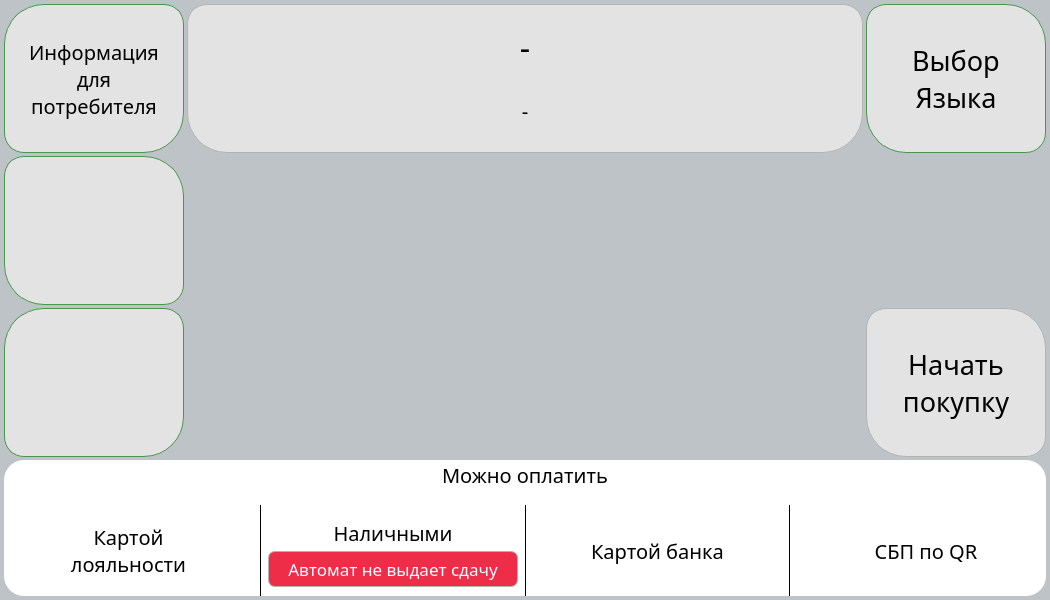
Before: the Qt Designer form services/gui/resources/ui_interface/waiting_window.ui in dmitriymikryukov/vodobox-pro, drawn with Qt 5.
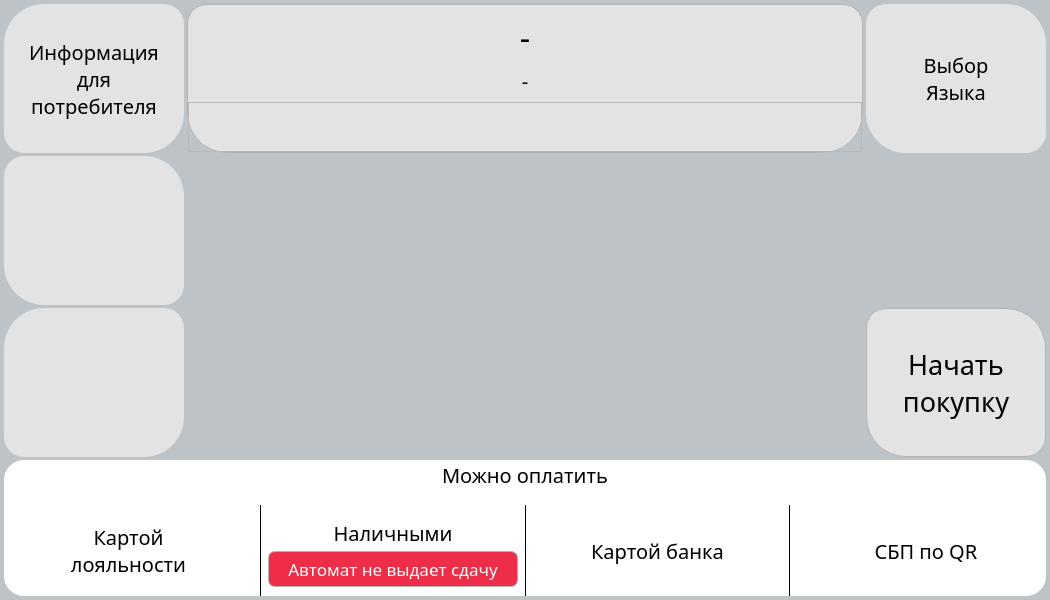
After: the same form once the commit is applied. The open tabs and pages were chosen to show the change.

Commit message: update buy and waiting widows

Diff of the .ui file:
```diff
--- a/services/gui/resources/ui_interface/waiting_window.ui
+++ b/services/gui/resources/ui_interface/waiting_window.ui
@@ -592,7 +592,6 @@
 border-bottom-right-radius: 40px;
 border-top-left-radius: 40px;
 border-bottom-left-radius: 20px;
-border: 1px solid #48974B;
 }
 
 QPushButton:pressed {
@@ -730,7 +729,6 @@
                   </property>
                   <property name="styleSheet">
                    <string notr="true">color: rgb(0, 0, 0);
-border: 1px solid #48974B;
 background-color:rgb(227, 227, 227);
 border-top-right-radius: 40px;
 border-bottom-right-radius: 20px;
@@ -873,7 +871,6 @@
                   </property>
                   <property name="styleSheet">
                    <string notr="true">color: rgb(0, 0, 0);
-border: 1px solid #48974B;
 background-color:rgb(227, 227, 227);
 border-top-right-radius: 20px;
 border-bottom-right-radius: 40px;
@@ -1074,7 +1071,7 @@
                    <number>0</number>
                   </property>
                   <property name="bottomMargin">
-                   <number>10</number>
+                   <number>0</number>
                   </property>
                   <item>
                    <widget class="QLabel" name="datetime_lbl">
@@ -1123,6 +1120,22 @@
                     </property>
                    </widget>
                   </item>
+                  <item>
+                   <widget class="QFrame" name="frame_25">
+                    <property name="minimumSize">
+                     <size>
+                      <width>0</width>
+                      <height>50</height>
+                     </size>
+                    </property>
+                    <property name="frameShape">
+                     <enum>QFrame::StyledPanel</enum>
+                    </property>
+                    <property name="frameShadow">
+                     <enum>QFrame::Raised</enum>
+                    </property>
+                   </widget>
+                  </item>
                  </layout>
                 </widget>
                </item>
@@ -1740,7 +1753,7 @@
                   <property name="font">
                    <font>
                     <family>Rubik</family>
-                    <pointsize>20</pointsize>
+                    <pointsize>15</pointsize>
                    </font>
                   </property>
                   <property name="focusPolicy">
@@ -1754,7 +1767,6 @@
 border-top-left-radius: 20px;
 border-bottom-right-radius: 20px;
 border-bottom-left-radius: 40px;
-border: 1px solid #48974B;
 }
 
 QPushButton:pressed {
```
The commit also changes 3 other files.
